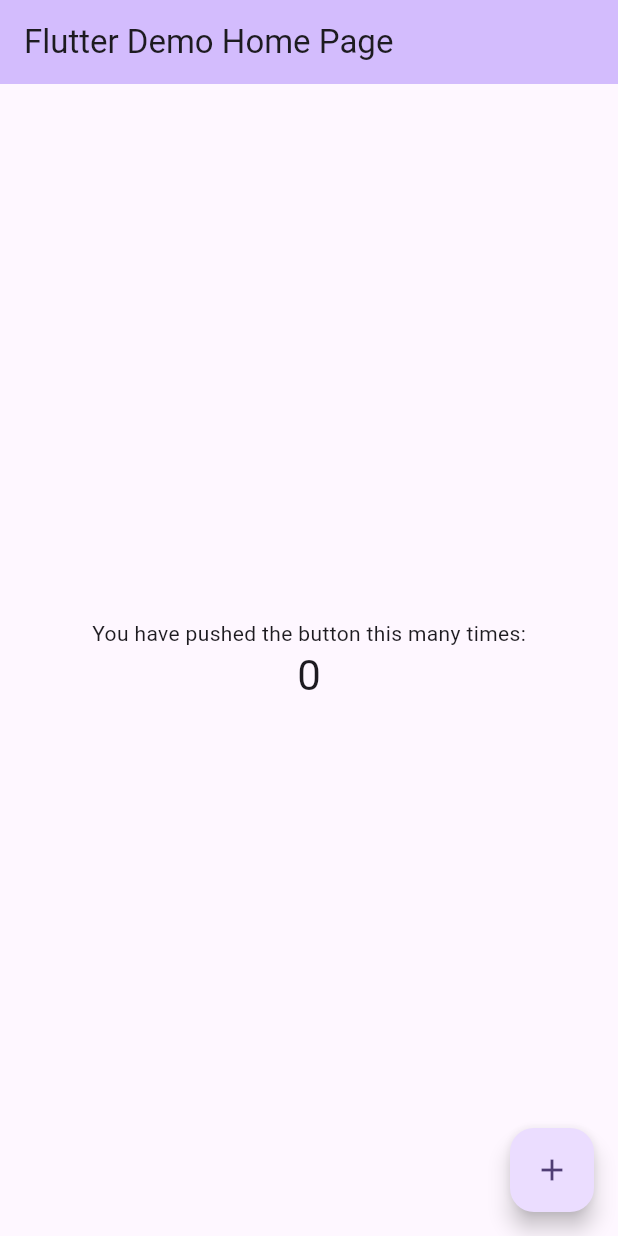
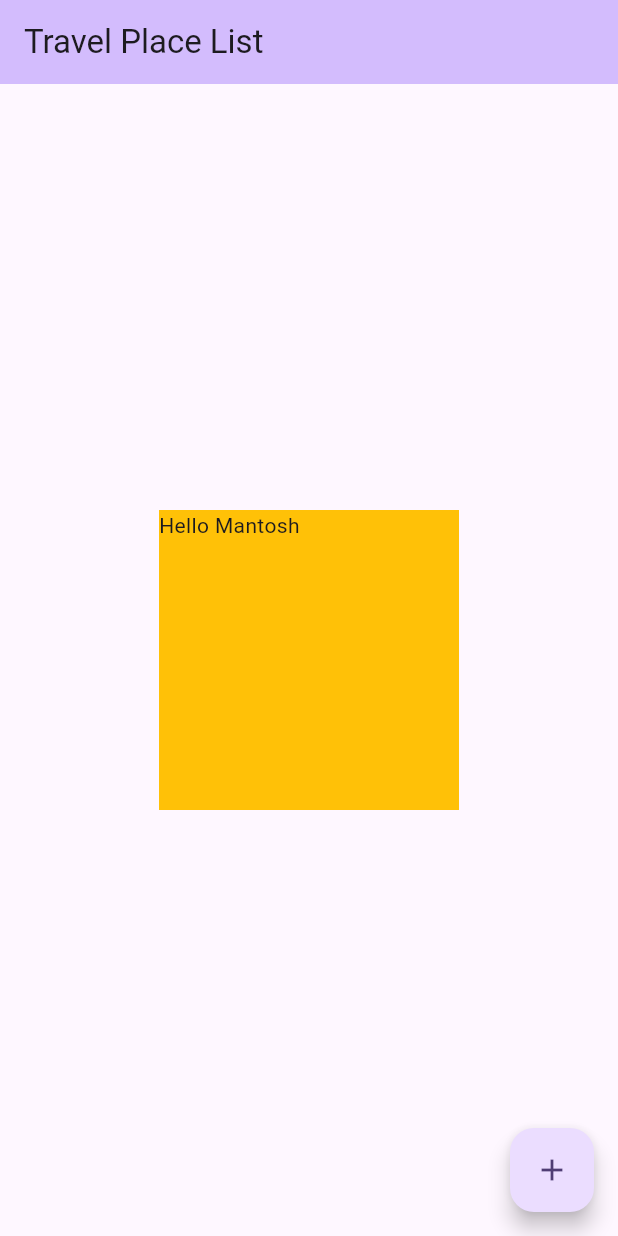
Before and after one commit to Mantosh123/Flutter_SampleProject1, a Flutter app: the screen it shows after launch, on a phone screen of 412 x 824 dp. Run offline on Flutter 3.47's test engine with Material 3 defaults, Android fonts, the phone set to English and light mode, and no system bars.

Commit message:
Added new container in view

```diff
--- a/traval_app/lib/main.dart
+++ b/traval_app/lib/main.dart
@@ -1,9 +1,6 @@
 import 'package:flutter/material.dart';
 
 void main() {
-
-
-
   runApp(const MyApp());
 }
 
@@ -14,7 +11,8 @@ class MyApp extends StatelessWidget {
   @override
   Widget build(BuildContext context) {
     return MaterialApp(
-      title: 'Flutter Demo',
+      title: 'Travel Demo',
+      debugShowCheckedModeBanner: false,
       theme: ThemeData(
         // This is the theme of your application.
         //
@@ -87,36 +85,18 @@ class _MyHomePageState extends State<MyHomePage> {
         backgroundColor: Theme.of(context).colorScheme.inversePrimary,
         // Here we take the value from the MyHomePage object that was created by
         // the App.build method, and use it to set our appbar title.
-        title: Text(widget.title),
+        title: Text("Travel Place List"),
       ),
       body: Center(
-        // Center is a layout widget. It takes a single child and positions it
-        // in the middle of the parent.
-        child: Column(
-          // Column is also a layout widget. It takes a list of children and
-          // arranges them vertically. By default, it sizes itself to fit its
-          // children horizontally, and tries to be as tall as its parent.
-          //
-          // Column has various properties to control how it sizes itself and
-          // how it positions its children. Here we use mainAxisAlignment to
-          // center the children vertically; the main axis here is the vertical
-          // axis because Columns are vertical (the cross axis would be
-          // horizontal).
-          //
-          // TRY THIS: Invoke "debug painting" (choose the "Toggle Debug Paint"
-          // action in the IDE, or press "p" in the console), to see the
-          // wireframe for each widget.
-          mainAxisAlignment: MainAxisAlignment.center,
-          children: <Widget>[
-            const Text(
-              'You have pushed the button this many times:',
-            ),
-            Text(
-              '$_counter',
-              style: Theme.of(context).textTheme.headlineMedium,
-            ),
-          ],
-        ),
+        child: Container (
+            width: 200,
+            height: 200,
+            color: Colors.amber,
+            child: Text("Hello Mantosh"),
+      )
+
+
+
       ),
       floatingActionButton: FloatingActionButton(
         onPressed: _incrementCounter,
```
